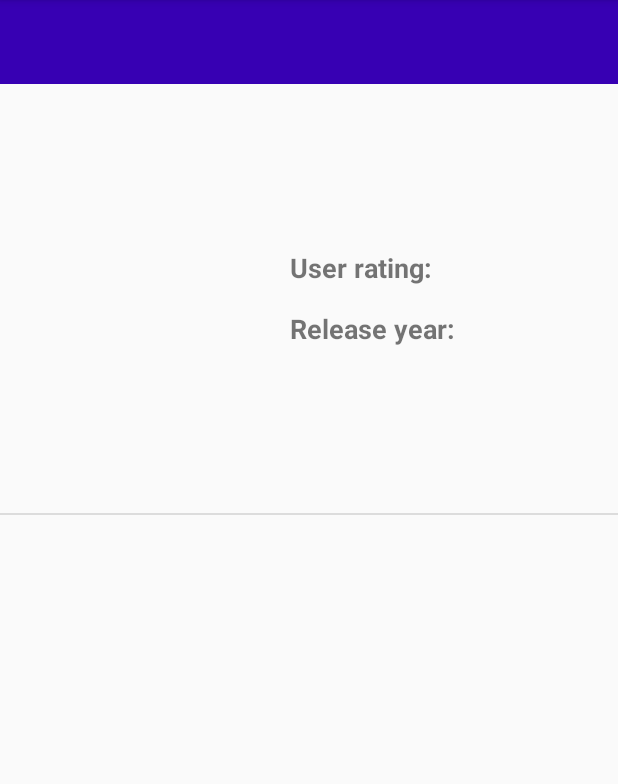
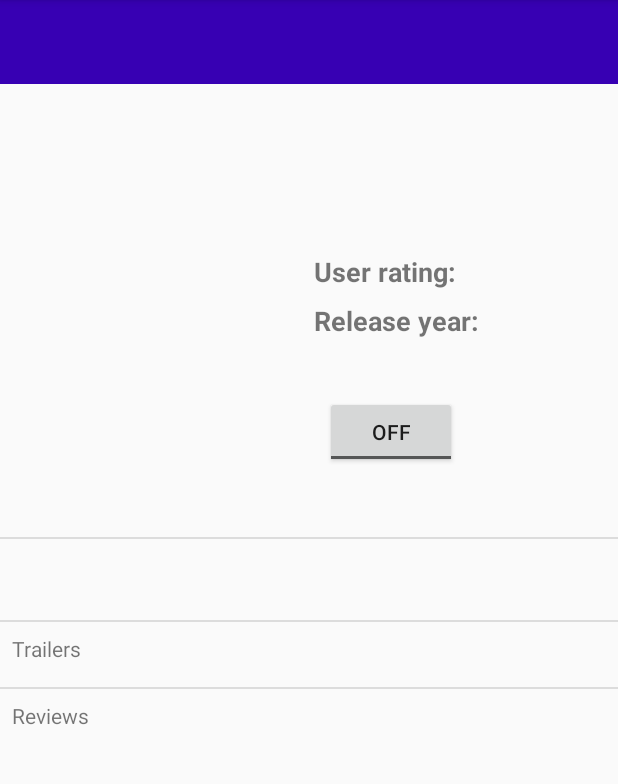
Before and after one commit to evmag/popular-movies, an Android app: the MovieDetail screen opened directly, with no data from a screen before it, on a phone screen of 412 x 824 dp, the part 84-868 px from its top. Run offline under Robolectric (Android 15) with nearby library versions, the phone set to English and light mode, and no system bars; our stand-ins replace Picasso; pictures from the network do not load.

Commit message:
- Refactor detail activity to use constraint layout - Add favorite button to detail activity - Add recycler views for trailers and reviews to detail activity

```diff
--- a/app/src/main/res/layout/activity_movie_detail.xml
+++ b/app/src/main/res/layout/activity_movie_detail.xml
@@ -1,18 +1,24 @@
 <?xml version="1.0" encoding="utf-8"?>
 <ScrollView xmlns:android="http://schemas.android.com/apk/res/android"
+    xmlns:app="http://schemas.android.com/apk/res-auto"
     xmlns:tools="http://schemas.android.com/tools"
     android:layout_width="match_parent"
     android:layout_height="match_parent"
     tools:context=".MovieDetail">
-    <LinearLayout
+
+        <androidx.constraintlayout.widget.ConstraintLayout
+            android:layout_width="match_parent"
+            android:layout_height="wrap_content">
+
+
+            <androidx.appcompat.widget.Toolbar
+                android:id="@+id/toolbar"
                 android:layout_width="match_parent"
                 android:layout_height="wrap_content"
-        android:orientation="vertical">
-
-        <androidx.appcompat.widget.Toolbar
-            android:layout_width="match_parent"
-            android:layout_height="wrap_content"
-            android:background="@color/colorPrimaryDark">
+                android:background="@color/colorPrimaryDark"
+                app:layout_constraintEnd_toEndOf="parent"
+                app:layout_constraintStart_toStartOf="parent"
+                app:layout_constraintTop_toTopOf="parent">
 
                 <TextView
                     android:id="@+id/tv_original_title"
@@ -23,70 +29,147 @@
                     android:textStyle="bold" />
             </androidx.appcompat.widget.Toolbar>
 
-        <LinearLayout
-            android:layout_width="match_parent"
-            android:layout_height="wrap_content">
             <ImageView
                 android:id="@+id/iv_movie_poster"
                 android:layout_width="@dimen/thumbnail_width"
                 android:layout_height="@dimen/thumbnail_height"
+                android:layout_marginStart="8dp"
+                android:layout_marginLeft="8dp"
+                android:layout_marginTop="8dp"
+                android:contentDescription="@string/movie_thumbnail"
                 android:padding="@dimen/padding"
-                android:contentDescription="@string/movie_thumbnail" />
-            <LinearLayout
+                app:layout_constraintStart_toStartOf="parent"
+                app:layout_constraintTop_toBottomOf="@+id/toolbar"
+                tools:src="@drawable/thumbnail_placeholder" />
+
+            <TextView
+                android:id="@+id/textView"
                 android:layout_width="wrap_content"
                 android:layout_height="wrap_content"
-                android:orientation="vertical"
-                android:layout_gravity="center_vertical">
-                <LinearLayout
-                    android:layout_width="wrap_content"
-                    android:layout_height="wrap_content"
-                    android:padding="@dimen/padding">
-
-                    <TextView
-                        android:layout_width="wrap_content"
-                        android:layout_height="wrap_content"
+                android:layout_marginStart="16dp"
+                android:layout_marginLeft="16dp"
                 android:text="@string/user_rating"
                 android:textSize="@dimen/text_size_medium"
-                        android:textStyle="bold" />
+                android:textStyle="bold"
+                app:layout_constraintBottom_toBottomOf="@+id/iv_movie_poster"
+                app:layout_constraintStart_toEndOf="@+id/iv_movie_poster"
+                app:layout_constraintTop_toTopOf="@+id/iv_movie_poster"
+                app:layout_constraintVertical_bias="0.4"/>
+
             <TextView
                 android:id="@+id/tv_user_rating"
                 android:layout_width="wrap_content"
                 android:layout_height="wrap_content"
-                        android:textSize="@dimen/text_size_medium"/>
-                </LinearLayout>
-                <LinearLayout
+                android:layout_marginStart="8dp"
+                android:layout_marginLeft="8dp"
+                android:textSize="@dimen/text_size_medium"
+                app:layout_constraintStart_toEndOf="@+id/textView"
+                app:layout_constraintTop_toTopOf="@+id/textView"
+                tools:text="7.50" />
+
+            <TextView
+                android:id="@+id/textView2"
                 android:layout_width="wrap_content"
                 android:layout_height="wrap_content"
-                    android:padding="@dimen/padding">
-                    <TextView
-                        android:layout_width="wrap_content"
-                        android:layout_height="wrap_content"
+                android:layout_marginTop="8dp"
                 android:text="@string/release_year"
                 android:textSize="@dimen/text_size_medium"
-                        android:textStyle="bold" />
+                android:textStyle="bold"
+                app:layout_constraintStart_toStartOf="@+id/textView"
+                app:layout_constraintTop_toBottomOf="@+id/textView" />
+
             <TextView
                 android:id="@+id/tv_release_year"
                 android:layout_width="wrap_content"
                 android:layout_height="wrap_content"
-                        android:textSize="@dimen/text_size_medium"/>
-                </LinearLayout>
-            </LinearLayout>
-        </LinearLayout>
+                android:layout_marginStart="8dp"
+                android:layout_marginLeft="8dp"
+                android:textSize="@dimen/text_size_medium"
+                app:layout_constraintStart_toEndOf="@+id/textView2"
+                app:layout_constraintTop_toTopOf="@id/textView2"
+                tools:text="2020" />
 
             <View
                 android:id="@+id/divider"
                 android:layout_width="match_parent"
                 android:layout_height="1dp"
-            android:background="?android:attr/listDivider" />
+                android:background="?android:attr/listDivider"
+                app:layout_constraintTop_toBottomOf="@+id/iv_movie_poster"
+                android:layout_marginTop="8dp"/>
 
             <TextView
                 android:id="@+id/tv_plot_synopsis"
                 android:layout_width="wrap_content"
                 android:layout_height="wrap_content"
+                android:layout_marginTop="8dp"
                 android:padding="@dimen/padding"
-            android:textSize="@dimen/text_size_small"/>
+                android:textSize="@dimen/text_size_small"
+                app:layout_constraintStart_toStartOf="@+id/iv_movie_poster"
+                app:layout_constraintTop_toBottomOf="@+id/divider"
+                tools:text="Synopsis" />
 
-    </LinearLayout>
+            <View
+                android:id="@+id/divider_trailers"
+                android:layout_width="match_parent"
+                android:layout_height="1dp"
+                android:background="?android:attr/listDivider"
+                app:layout_constraintTop_toBottomOf="@+id/tv_plot_synopsis"
+                android:layout_marginTop="8dp"/>
+
+            <TextView
+                android:id="@+id/textView3"
+                android:layout_width="wrap_content"
+                android:layout_height="wrap_content"
+                android:layout_marginTop="8dp"
+                android:text="Trailers"
+                app:layout_constraintStart_toStartOf="@+id/tv_plot_synopsis"
+                app:layout_constraintTop_toBottomOf="@+id/divider_trailers" />
+
+            <androidx.recyclerview.widget.RecyclerView
+                android:id="@+id/rv_trailes"
+                android:layout_width="match_parent"
+                android:layout_height="match_parent"
+                app:layout_constraintStart_toStartOf="@+id/tv_plot_synopsis"
+                app:layout_constraintTop_toBottomOf="@+id/textView3"
+                android:layout_marginTop="8dp"/>
+
+            <View
+                android:id="@+id/divider_reviews"
+                android:layout_width="match_parent"
+                android:layout_height="1dp"
+                android:background="?android:attr/listDivider"
+                app:layout_constraintTop_toBottomOf="@+id/rv_trailes"
+                android:layout_marginTop="8dp"/>
+
+            <TextView
+                android:id="@+id/textView4"
+                android:layout_width="wrap_content"
+                android:layout_height="wrap_content"
+                android:layout_marginTop="8dp"
+                android:text="Reviews"
+                app:layout_constraintStart_toStartOf="@+id/tv_plot_synopsis"
+                app:layout_constraintTop_toBottomOf="@+id/divider_reviews" />
+
+            <androidx.recyclerview.widget.RecyclerView
+                android:id="@+id/rv_reviews"
+                android:layout_width="match_parent"
+                android:layout_height="match_parent"
+                app:layout_constraintStart_toStartOf="@+id/tv_plot_synopsis"
+                app:layout_constraintTop_toBottomOf="@+id/textView4"
+                android:layout_marginTop="8dp"/>
+
+            <ToggleButton
+                android:id="@+id/tb_favorite"
+                android:layout_width="wrap_content"
+                android:layout_height="wrap_content"
+                android:text="ToggleButton"
+                app:layout_constraintBottom_toBottomOf="@+id/iv_movie_poster"
+                app:layout_constraintEnd_toEndOf="@+id/tv_release_year"
+                app:layout_constraintStart_toEndOf="@+id/iv_movie_poster"
+                app:layout_constraintTop_toBottomOf="@+id/textView2" />
+
+        </androidx.constraintlayout.widget.ConstraintLayout>
+
 
 
 
```
Lines whose indentation alone changed are shown as unchanged.
